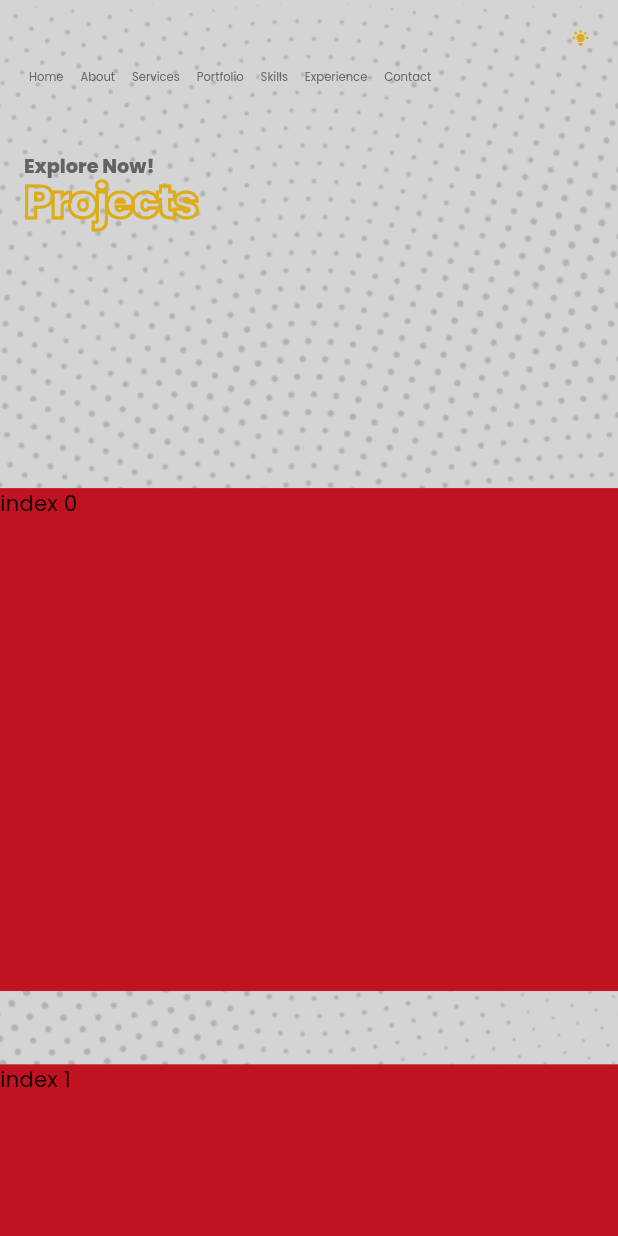
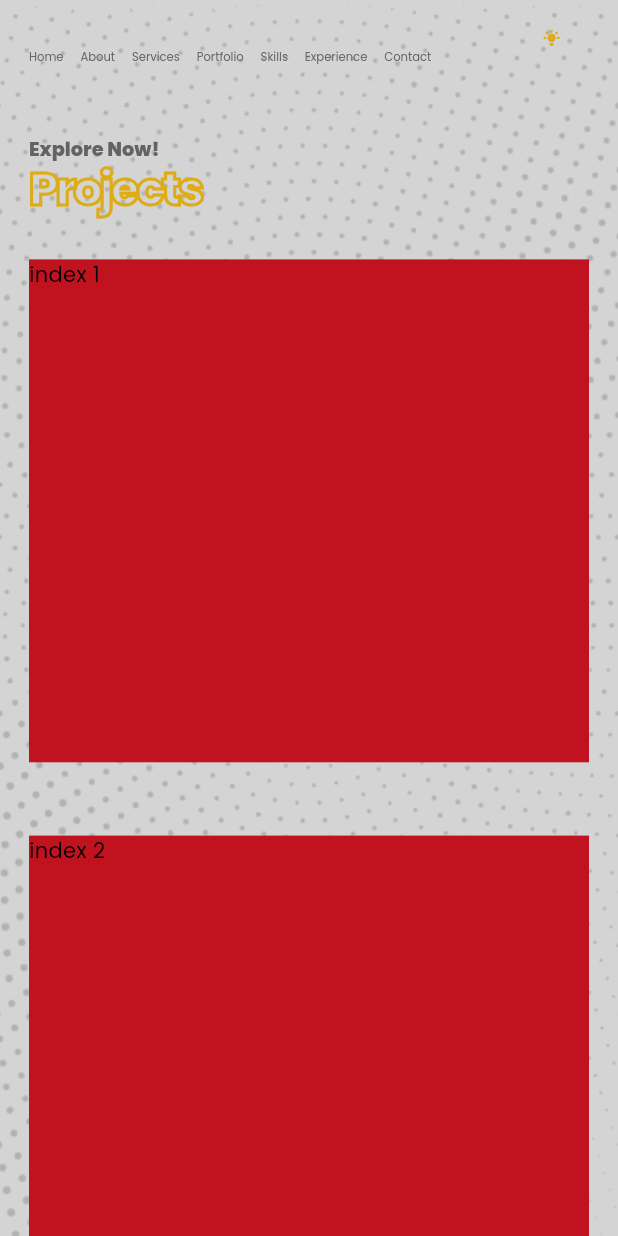
Before and after one commit to ahmed-emad30/ahmed_portfolio, a Flutter app: the screen it shows after launch, on a phone screen of 412 x 824 dp. Run offline on Flutter 3.47's test engine with Material 3 defaults, Android fonts, the light colour scheme and no system bars; our stand-ins replace auto_size_text, cached_network_image, dio, dotted_border, equatable, flutter_bloc and 13 more; missing offline and left inert: encrypt, safe_device, talker_dio_logger; project files that could hold a hidden picture were left out.

Commit message:
refactor AppScreen Navigator to optimize the ui and apply the container

```diff
--- a/lib/core/app/portfolio_app.dart
+++ b/lib/core/app/portfolio_app.dart
@@ -1,3 +1,5 @@
+import 'dart:developer' show log;
+
 import 'package:flutter/material.dart';
 import 'package:flutter_screenutil/flutter_screenutil.dart';
 import 'package:go_router/go_router.dart';
@@ -5,8 +7,10 @@
 import 'package:portfolio/core/app_routes/routes_strings.dart';
 import 'package:portfolio/core/widgets/app_screen_navigator.dart';
 
-import '../../features/home/presentation/home_screen/ui/home_screen.dart' show HomeScreen;
-import '../../features/portfolio/presentation/portfolio_screen/ui/all_projects_screen.dart' show AllProjectsScreen;
+import '../../features/home/presentation/home_screen/ui/home_screen.dart'
+    show HomeScreen;
+import '../../features/portfolio/presentation/portfolio_screen/ui/all_projects_screen.dart'
+    show AllProjectsScreen;
 import '../app_themes/themes/app_light_theme.dart';
 
 class PortfolioApp extends StatelessWidget {
@@ -24,15 +28,18 @@
           routerConfig: GoRouter(
             initialLocation: Routes.allProjectsScreen,
             routes: [
-              GoRoute(path: Routes.homeScreen, builder: (context, state) => const HomeScreen()),
+              GoRoute(
+                path: Routes.homeScreen,
+                builder: (context, state) => const HomeScreen(),
+              ),
 
               ShellRoute(
                 builder: (context, state, child) {
-
-                  return AppScreenNavigator(path: state.path, child: child,
-                );
+                  return AppScreenNavigator(path: state.matchedLocation, sliver: child);
                 },
-                routes: AppRouter.generateRoute)],
+                routes: AppRouter.generateRoute,
+              ),
+            ],
           ),
           debugShowCheckedModeBanner: false,
           title: 'Ahmed Emad Portfolio',
--- a/lib/core/widgets/app_screen_navigator.dart
+++ b/lib/core/widgets/app_screen_navigator.dart
@@ -1,37 +1,61 @@
+import 'dart:developer' show log;
+
 import 'package:flutter/cupertino.dart';
 import 'package:flutter/material.dart' show BuildContext, Scaffold, StatelessWidget, Widget;
 import 'package:flutter_screenutil/flutter_screenutil.dart';
+import 'package:portfolio/core/app_routes/routes_strings.dart';
 import 'package:portfolio/core/widgets/custom_app_bar.dart';
 
-import '../../gen/assets.gen.dart' show $AssetsImagesPhotosGen;
+import '../../gen/assets.gen.dart' show $AssetsImagesPhotosGen, Assets;
 import '../app_themes/colors/app_colors.dart' show AppColors;
 
 class AppScreenNavigator extends StatelessWidget {
-  const AppScreenNavigator({super.key,  required this.path, required this.child});
+  const AppScreenNavigator({super.key,  required this.path, required this.sliver});
 final String? path;
-final Widget child;
+final Widget sliver;
   @override
   Widget build(BuildContext context) {
-// log('path: $path');
     return  Scaffold(
 
 
-      body: Stack(
-        alignment: Alignment.center,
+      body: path == Routes.aboutScreen?Stack(
+        alignment: AlignmentDirectional.centerEnd,
         children: [
-          $AssetsImagesPhotosGen().texture.image(
-            width: 1.sw,
+          buildContainer(),
+          Assets.images.photos.sideProfile.image(
+            fit: BoxFit.cover,
             height: 1.sh,
-            fit: BoxFit.cover,
-            color: AppColors.secondary.withValues(alpha: 255*0.4),
-          ),
-          // $AssetsImagesSvgGen().texture.svg(color: Colors.red),
-          child,
-          CustomAppBar()
+          )
         ],
-      ),
+      ):buildContainer(),
 
 
     );
   }
+
+  Container buildContainer() {
+    return Container(
+          width: 1.sw,
+          height: 1.sh,
+          padding: EdgeInsets.symmetric(horizontal: 60.w),
+          decoration: BoxDecoration(
+            image: DecorationImage(image: $AssetsImagesPhotosGen().texture.provider(),
+            fit: BoxFit.cover,
+              colorFilter: ColorFilter.mode(
+                AppColors.secondary.withValues(alpha: 255*0.4),
+                BlendMode.srcIn,
+              )
+            )
+          ),
+          child: CustomScrollView(
+            slivers: [
+              CustomAppBar(),
+              SliverFillRemaining(
+                child: sliver,
+              )
+              // sliver
+            ],
+          ),
+        );
+  }
 }
--- a/lib/core/widgets/custom_app_bar.dart
+++ b/lib/core/widgets/custom_app_bar.dart
@@ -1,4 +1,5 @@
 import 'package:flutter/cupertino.dart';
+import 'package:flutter/material.dart' show Colors, SliverAppBar;
 import 'package:flutter_screenutil/flutter_screenutil.dart';
 import 'package:portfolio/core/widgets/theme_toggle_button.dart' show ThemeToggleButton;
 import 'package:portfolio/core/widgets/top_app_navigator.dart' show TopAppNavigator;
@@ -8,9 +9,16 @@
 
   @override
   Widget build(BuildContext context) {
-    return  Container(
+    return  SliverAppBar(
+      backgroundColor: Colors.transparent,
+      surfaceTintColor: Colors.transparent,
+      shadowColor: Colors.transparent,
+      elevation: 0,
+/*      floating: true,
+      pinned: false,
+      snap: true,*/
+      flexibleSpace: Container(
         height: 1.sh,
-      padding: EdgeInsetsDirectional.only(start: 60.w,),
         alignment: Alignment.topCenter,
         child: Row(
           mainAxisAlignment: MainAxisAlignment.spaceBetween,
@@ -22,6 +30,7 @@
 
           ],
         ),
+      ),
     );
   }
 }
--- a/lib/features/about/presentation/about_screen/ui/widgets/about_body.dart
+++ b/lib/features/about/presentation/about_screen/ui/widgets/about_body.dart
@@ -13,17 +13,7 @@
   @override
   Widget build(BuildContext context) {
     // final isLarge = 1.sw>500;
-    return Container(
-      width: 1.sw,
-      height: 1.sh,
-      padding: EdgeInsetsDirectional.only(top: 50.h, start: 60.w),
-      alignment: Alignment.center,
-
-      child: Flex(
-        mainAxisAlignment: MainAxisAlignment.spaceBetween,
-        direction: true /*isLarge*/ ? Axis.horizontal : Axis.vertical,
-        children: [
-          Padding(
+    return Padding(
       padding: EdgeInsets.only(top: 120.h),
       child: Column(
         crossAxisAlignment: CrossAxisAlignment.start,
@@ -56,17 +46,6 @@
           ),
         ],
       ),
-          ),
-
-          Flexible(
-            flex: 1,
-            child: Assets.images.photos.sideProfile.image(
-              fit: BoxFit.cover,
-              height: 1.sh,
-            ),
-          ),
-        ],
-      ),
     );
   }
 
--- a/lib/features/portfolio/presentation/portfolio_screen/ui/all_projects_screen.dart
+++ b/lib/features/portfolio/presentation/portfolio_screen/ui/all_projects_screen.dart
@@ -22,24 +22,12 @@
 
   @override
   Widget build(BuildContext context) {
-    return Padding(
-      padding: REdgeInsets.only(top: 100),
-      child: CustomScrollView(
-
-        slivers: [
-          SliverAppBar(
-            floating: false,        // App bar won't reappear as soon as you scroll up
-            pinned: false,           // App bar will remain visible at the top
-            snap: false,
-            centerTitle: false,
-            toolbarHeight: 200.h,
-            collapsedHeight: 200.h,
-          expandedHeight: 300.h,
-            backgroundColor: AppColors.transparent,
-            surfaceTintColor: AppColors.transparent,
-            shadowColor: AppColors.transparent,
-            // : AppColors.transparent,
-            title: Column(
+    return ListView.builder(
+      itemBuilder: (context, index) {
+        if (index == 0) {
+          return  Padding(
+            padding:  REdgeInsets.only(top: 120.h,bottom: 80.h),
+            child: Column(
               crossAxisAlignment: CrossAxisAlignment.start,
               mainAxisSize: MainAxisSize.min,
               children: [
@@ -60,24 +48,16 @@
                 ),
               ],
             ),
-
-          ),
-
-          SliverFixedExtentList(
-            delegate: SliverChildBuilderDelegate(
-      (BuildContext context, int index)  => Container(
+          );
+        }
+        return Container(
           width: 1.sw,
           height: 343.h,
           margin: EdgeInsets.only(bottom: 50.h),
           color: AppColors.red,
           child: Text('index $index'),
-                ),
-              childCount: 10,
-              ), itemExtent: 393.h,
-            ),
-
-        ],
-      ),
+        );
+      },
     );
   }
 }
```
Lines whose indentation alone changed are shown as unchanged.
